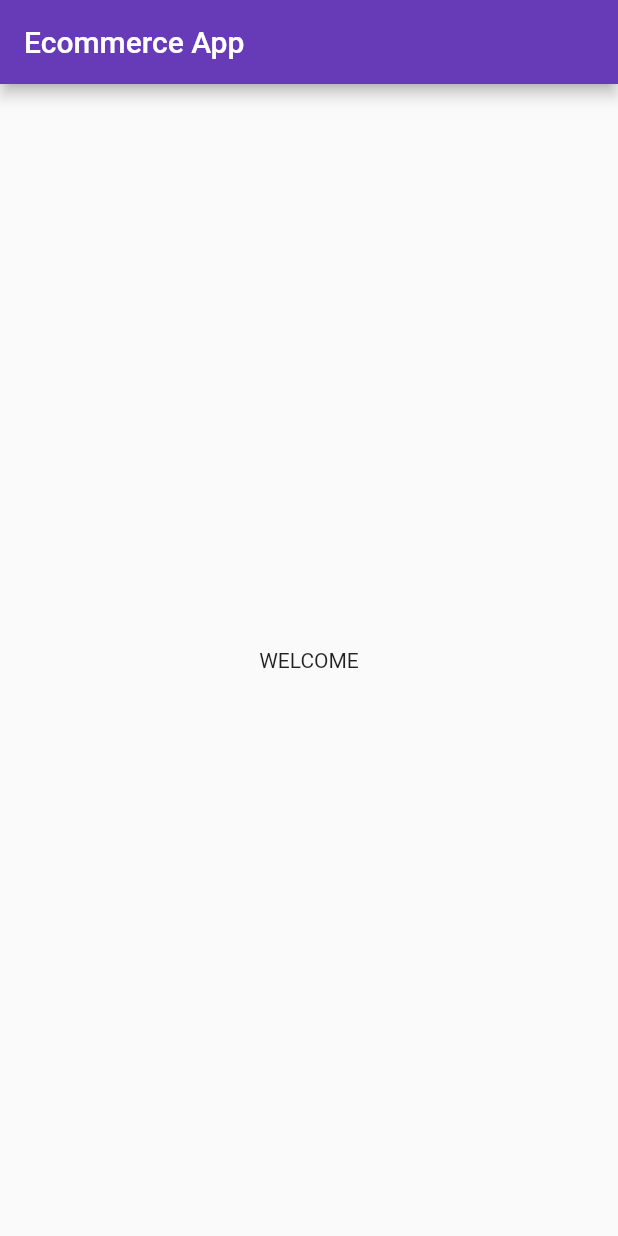
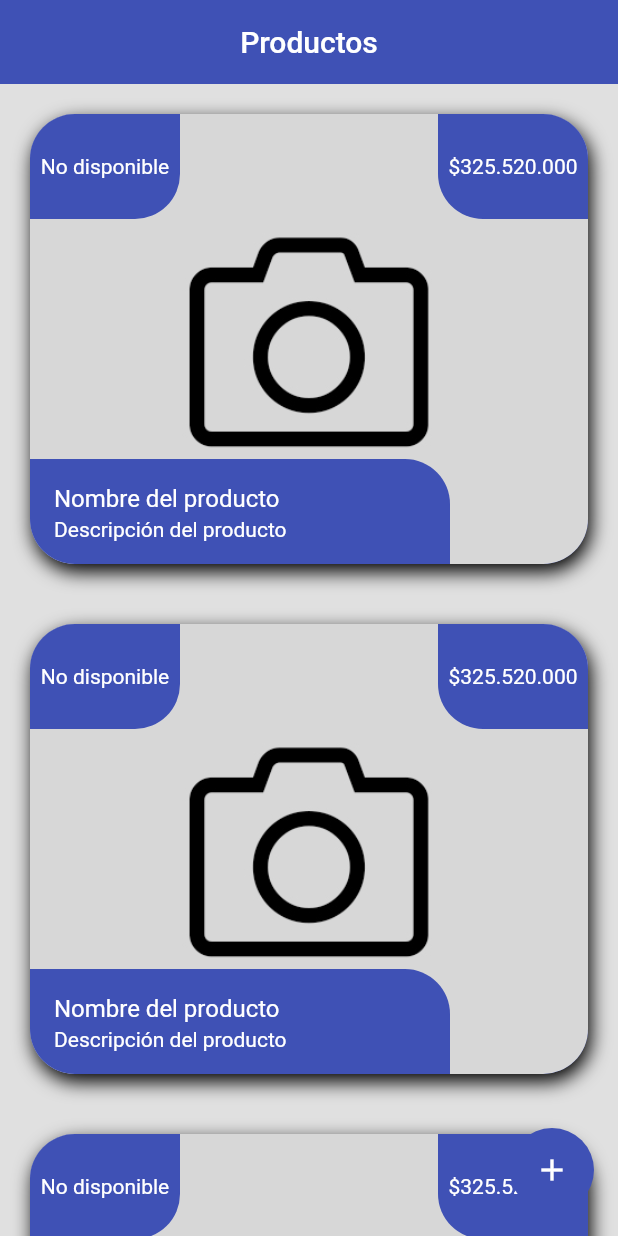
Before and after one commit to andrescodedev/ecommerce_test_app, a Flutter app: the screen it shows after launch, on a phone screen of 412 x 824 dp. Run offline on Flutter 3.47's test engine with Material 2 defaults, Android fonts, the phone set to English and light mode, and no system bars.

Commit message:
Se finalizó la pantalla home y la lista con sus tarjetas de producto

```diff
--- a/lib/main.dart
+++ b/lib/main.dart
@@ -1,3 +1,4 @@
+import 'package:ecommerce_test_app/screens/screens.dart';
 import 'package:flutter/material.dart';
 
 void main() {
@@ -13,17 +14,21 @@ class MyApp extends StatelessWidget {
     return MaterialApp(
       debugShowCheckedModeBanner: false,
       title: 'Ecommerce Test App',
-      theme: ThemeData(
-        primarySwatch: Colors.deepPurple,
-      ),
-      home: Scaffold(
-        appBar: AppBar(
-          title: const Text('Ecommerce App'),
+      theme: ThemeData.light().copyWith(
+        scaffoldBackgroundColor: Colors.grey[300],
+        appBarTheme: const AppBarTheme(
+          backgroundColor: Colors.indigo,
+          elevation: 0.0,
         ),
-        body: const Center(
-          child: Text('WELCOME'),
+        floatingActionButtonTheme: const FloatingActionButtonThemeData(
+          backgroundColor: Colors.indigo,
+          elevation: 0.0,
         ),
       ),
+      initialRoute: '/home',
+      routes: {
+        '/home': (context) => const HomeScreen(),
+      },
     );
   }
 }
--- /dev/null
+++ b/lib/screens/home_screen.dart
@@ -0,0 +1,28 @@
+import 'package:ecommerce_test_app/widgets/widgets.dart';
+import 'package:flutter/material.dart';
+
+class HomeScreen extends StatelessWidget {
+  const HomeScreen({Key? key}) : super(key: key);
+
+  @override
+  Widget build(BuildContext context) {
+    return Scaffold(
+      appBar: AppBar(
+        title: const Text('Productos'),
+        centerTitle: true,
+      ),
+      body: ListView.builder(
+        physics: const BouncingScrollPhysics(),
+        padding: const EdgeInsets.symmetric(
+          horizontal: 20.0,
+          vertical: 20.0,
+        ),
+        itemBuilder: (context, index) => const ProductCardWidget(),
+      ),
+      floatingActionButton: FloatingActionButton(
+        child: const Icon(Icons.add),
+        onPressed: () {},
+      ),
+    );
+  }
+}
--- /dev/null
+++ b/lib/screens/screens.dart
@@ -0,0 +1 @@
+export 'package:ecommerce_test_app/screens/home_screen.dart';
--- /dev/null
+++ b/lib/widgets/product_card_widget.dart
@@ -0,0 +1,173 @@
+import 'package:flutter/material.dart';
+
+class ProductCardWidget extends StatelessWidget {
+  const ProductCardWidget({Key? key}) : super(key: key);
+
+  @override
+  Widget build(BuildContext context) {
+    return Container(
+      width: 400.0,
+      height: 300.0,
+      margin: const EdgeInsets.only(
+        bottom: 40.0,
+      ),
+      decoration: BoxDecoration(
+        color: Colors.indigo,
+        borderRadius: BorderRadius.circular(30.0),
+        boxShadow: const [
+          BoxShadow(
+            color: Colors.black,
+            blurRadius: 10.0,
+            offset: Offset(2.0, 5.0),
+          ),
+        ],
+      ),
+      child: Stack(
+        children: const [
+          _BackgroundImage(),
+          _DetailsTagWidget(),
+          _PriceTagWidget(),
+          _AvailableTagWidget(),
+        ],
+      ),
+    );
+  }
+}
+
+class _AvailableTagWidget extends StatelessWidget {
+  const _AvailableTagWidget({
+    Key? key,
+  }) : super(key: key);
+
+  @override
+  Widget build(BuildContext context) {
+    return Align(
+      alignment: Alignment.topLeft,
+      child: Container(
+        width: 100.0,
+        height: 70.0,
+        alignment: Alignment.center,
+        padding: const EdgeInsets.symmetric(
+          horizontal: 5.0,
+        ),
+        decoration: const BoxDecoration(
+          color: Colors.indigo,
+          borderRadius: BorderRadius.only(
+            bottomRight: Radius.circular(30.0),
+            topLeft: Radius.circular(30.0),
+          ),
+        ),
+        child: const FittedBox(
+          fit: BoxFit.contain,
+          child: Text(
+            'No disponible',
+            style: TextStyle(
+              color: Colors.white,
+            ),
+          ),
+        ),
+      ),
+    );
+  }
+}
+
+class _PriceTagWidget extends StatelessWidget {
+  const _PriceTagWidget({
+    Key? key,
+  }) : super(key: key);
+
+  @override
+  Widget build(BuildContext context) {
+    return Align(
+      alignment: Alignment.topRight,
+      child: Container(
+        width: 100.0,
+        height: 70.0,
+        alignment: Alignment.center,
+        padding: const EdgeInsets.symmetric(
+          horizontal: 5.0,
+        ),
+        decoration: const BoxDecoration(
+          color: Colors.indigo,
+          borderRadius: BorderRadius.only(
+            bottomLeft: Radius.circular(30.0),
+            topRight: Radius.circular(30.0),
+          ),
+        ),
+        child: const FittedBox(
+          fit: BoxFit.contain,
+          child: Text(
+            '\$325.520.000',
+            style: TextStyle(
+              color: Colors.white,
+            ),
+          ),
+        ),
+      ),
+    );
+  }
+}
+
+class _DetailsTagWidget extends StatelessWidget {
+  const _DetailsTagWidget({
+    Key? key,
+  }) : super(key: key);
+
+  @override
+  Widget build(BuildContext context) {
+    return Align(
+      alignment: Alignment.bottomLeft,
+      child: Container(
+        width: 280.0,
+        height: 70.0,
+        decoration: const BoxDecoration(
+          color: Colors.indigo,
+          borderRadius: BorderRadius.only(
+            bottomLeft: Radius.circular(30.0),
+            topRight: Radius.circular(30.0),
+          ),
+        ),
+        child: const ListTile(
+          title: Text(
+            'Nombre del producto',
+            maxLines: 1,
+            overflow: TextOverflow.ellipsis,
+            style: TextStyle(
+              color: Colors.white,
+            ),
+          ),
+          subtitle: Text(
+            'Descripción del producto',
+            maxLines: 1,
+            overflow: TextOverflow.ellipsis,
+            style: TextStyle(
+              color: Colors.white,
+            ),
+          ),
+        ),
+      ),
+    );
+  }
+}
+
+class _BackgroundImage extends StatelessWidget {
+  const _BackgroundImage({
+    Key? key,
+  }) : super(key: key);
+
+  @override
+  Widget build(BuildContext context) {
+    return ClipRRect(
+      borderRadius: BorderRadius.circular(30.0),
+      child: const SizedBox(
+        width: 400.0,
+        height: 300.0,
+        child: FadeInImage(
+          placeholder: AssetImage('assets/images/loading.gif'),
+          image: AssetImage('assets/images/no-image.jpg'),
+          fit: BoxFit.cover,
+        ),
+      ),
+    );
+  }
+}
--- /dev/null
+++ b/lib/widgets/widgets.dart
@@ -0,0 +1 @@
+export 'package:ecommerce_test_app/widgets/product_card_widget.dart';
--- a/pubspec.yaml
+++ b/pubspec.yaml
@@ -58,7 +58,8 @@ flutter:
   uses-material-design: true
 
   # To add assets to your application, add an assets section, like this:
-  # assets:
+  assets:
+    - assets/images/
   #   - images/a_dot_burr.jpeg
   #   - images/a_dot_ham.jpeg
 
```
Also changed, not shown: assets/images/jar-loading.gif (added), assets/images/loading.gif (added), assets/images/no-image.jpg (added).
